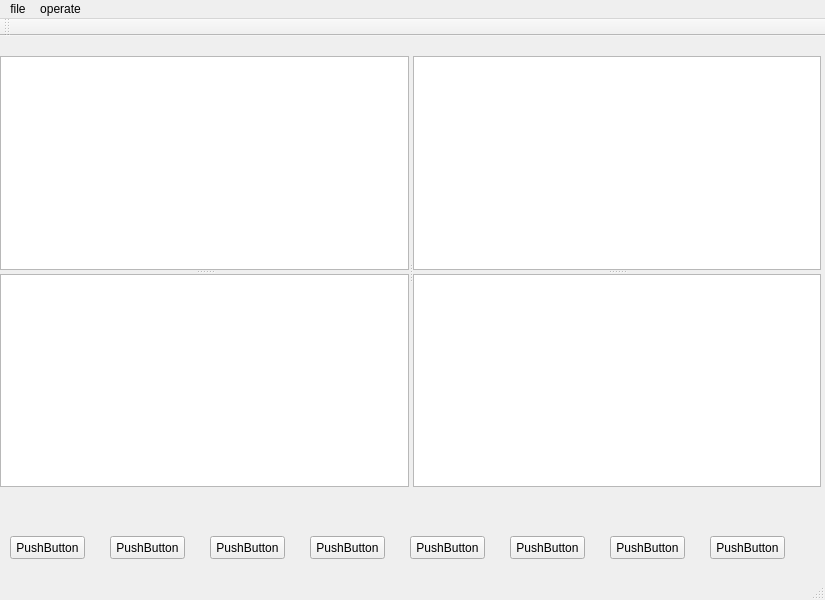
wgysarm/practiceQt, file HelloWorld/MyDIP.ui: the form before one commit.
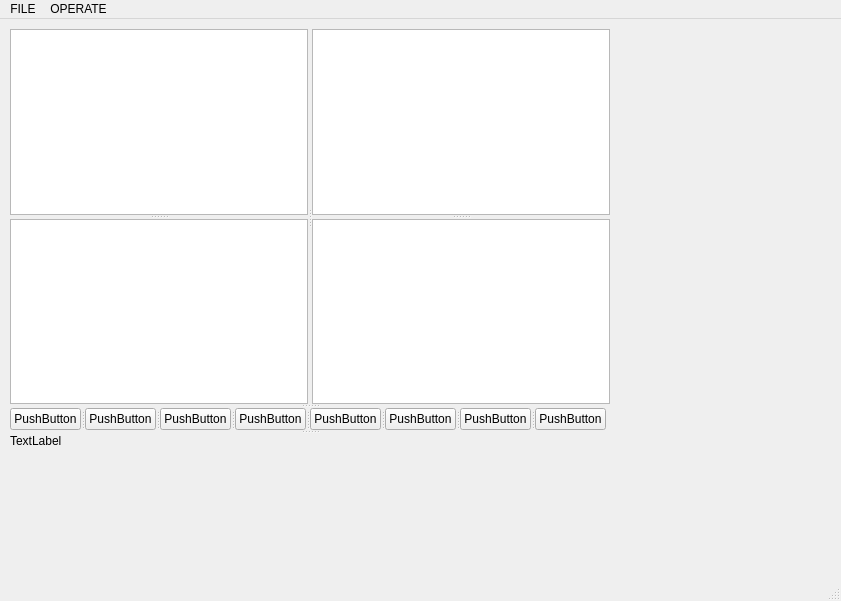
The form after the commit.

```diff
--- a/HelloWorld/MyDIP.ui
+++ b/HelloWorld/MyDIP.ui
@@ -6,152 +6,102 @@
    <rect>
     <x>0</x>
     <y>0</y>
-    <width>825</width>
-    <height>600</height>
+    <width>841</width>
+    <height>601</height>
    </rect>
   </property>
-  <property name="maximumSize">
-   <size>
-    <width>1920</width>
-    <height>1080</height>
-   </size>
-  </property>
   <property name="windowTitle">
    <string>MyDIP</string>
   </property>
-  <widget class="QWidget" name="centralWidget">
-   <widget class="QPushButton" name="pushButton_1">
+  <widget class="QWidget" name="centralwidget">
+   <widget class="QSplitter" name="splitter">
     <property name="geometry">
      <rect>
       <x>10</x>
-      <y>500</y>
-      <width>75</width>
-      <height>23</height>
-     </rect>
-    </property>
-    <property name="text">
-     <string>PushButton</string>
-    </property>
-   </widget>
-   <widget class="QPushButton" name="pushButton_2">
-    <property name="geometry">
-     <rect>
-      <x>110</x>
-      <y>500</y>
-      <width>75</width>
-      <height>23</height>
-     </rect>
-    </property>
-    <property name="text">
-     <string>PushButton</string>
-    </property>
-   </widget>
-   <widget class="QPushButton" name="pushButton_3">
-    <property name="geometry">
-     <rect>
-      <x>210</x>
-      <y>500</y>
-      <width>75</width>
-      <height>23</height>
-     </rect>
-    </property>
-    <property name="text">
-     <string>PushButton</string>
-    </property>
-   </widget>
-   <widget class="QPushButton" name="pushButton_4">
-    <property name="geometry">
-     <rect>
-      <x>310</x>
-      <y>500</y>
-      <width>75</width>
-      <height>23</height>
-     </rect>
-    </property>
-    <property name="text">
-     <string>PushButton</string>
-    </property>
-   </widget>
-   <widget class="QPushButton" name="pushButton_5">
-    <property name="geometry">
-     <rect>
-      <x>510</x>
-      <y>500</y>
-      <width>75</width>
-      <height>23</height>
-     </rect>
-    </property>
-    <property name="text">
-     <string>PushButton</string>
-    </property>
-   </widget>
-   <widget class="QPushButton" name="pushButton_6">
-    <property name="geometry">
-     <rect>
-      <x>710</x>
-      <y>500</y>
-      <width>75</width>
-      <height>23</height>
-     </rect>
-    </property>
-    <property name="text">
-     <string>PushButton</string>
-    </property>
-   </widget>
-   <widget class="QPushButton" name="pushButton_7">
-    <property name="geometry">
-     <rect>
-      <x>610</x>
-      <y>500</y>
-      <width>75</width>
-      <height>23</height>
-     </rect>
-    </property>
-    <property name="text">
-     <string>PushButton</string>
-    </property>
-   </widget>
-   <widget class="QPushButton" name="pushButton_8">
-    <property name="geometry">
-     <rect>
-      <x>410</x>
-      <y>500</y>
-      <width>75</width>
-      <height>23</height>
-     </rect>
-    </property>
-    <property name="text">
-     <string>PushButton</string>
-    </property>
-   </widget>
-   <widget class="QSplitter" name="splitter_All">
-    <property name="geometry">
-     <rect>
-      <x>0</x>
-      <y>20</y>
-      <width>821</width>
-      <height>431</height>
+      <y>10</y>
+      <width>600</width>
+      <height>419</height>
      </rect>
     </property>
     <property name="orientation">
-     <enum>Qt::Horizontal</enum>
+     <enum>Qt::Vertical</enum>
     </property>
-    <widget class="QSplitter" name="splitter_Left">
+    <widget class="QSplitter" name="splitter_Top">
      <property name="orientation">
       <enum>Qt::Vertical</enum>
      </property>
-     <widget class="QGraphicsView" name="graphicsView_Left"/>
-     <widget class="QTextBrowser" name="textBrowser_Left"/>
+     <widget class="QSplitter" name="splitter_1">
+      <property name="orientation">
+       <enum>Qt::Horizontal</enum>
+      </property>
+      <widget class="QSplitter" name="splitter_Left">
+       <property name="orientation">
+        <enum>Qt::Vertical</enum>
+       </property>
+       <widget class="QGraphicsView" name="graphicsView_Left"/>
+       <widget class="QTextBrowser" name="textBrowser_Left"/>
+      </widget>
+      <widget class="QSplitter" name="splitter_Right">
+       <property name="orientation">
+        <enum>Qt::Vertical</enum>
+       </property>
+       <property name="opaqueResize">
+        <bool>true</bool>
+       </property>
+       <widget class="QGraphicsView" name="graphicsView_Right"/>
+       <widget class="QTextBrowser" name="textBrowser_Right"/>
+      </widget>
+     </widget>
+     <widget class="QSplitter" name="splitter_2">
+      <property name="orientation">
+       <enum>Qt::Horizontal</enum>
+      </property>
+      <widget class="QPushButton" name="pushButton_1">
+       <property name="text">
+        <string>PushButton</string>
+       </property>
+      </widget>
+      <widget class="QPushButton" name="pushButton_2">
+       <property name="text">
+        <string>PushButton</string>
+       </property>
+      </widget>
+      <widget class="QPushButton" name="pushButton_3">
+       <property name="text">
+        <string>PushButton</string>
+       </property>
+      </widget>
+      <widget class="QPushButton" name="pushButton_4">
+       <property name="text">
+        <string>PushButton</string>
+       </property>
+      </widget>
+      <widget class="QPushButton" name="pushButton_8">
+       <property name="text">
+        <string>PushButton</string>
+       </property>
+      </widget>
+      <widget class="QPushButton" name="pushButton_5">
+       <property name="text">
+        <string>PushButton</string>
+       </property>
+      </widget>
+      <widget class="QPushButton" name="pushButton_7">
+       <property name="text">
+        <string>PushButton</string>
+       </property>
+      </widget>
+      <widget class="QPushButton" name="pushButton_6">
+       <property name="text">
+        <string>PushButton</string>
+       </property>
+      </widget>
+     </widget>
     </widget>
-    <widget class="QSplitter" name="splitter_Right">
-     <property name="orientation">
-      <enum>Qt::Vertical</enum>
+    <widget class="QLabel" name="labelDate">
+     <property name="text">
+      <string>TextLabel</string>
      </property>
-     <property name="opaqueResize">
-      <bool>true</bool>
-     </property>
-     <widget class="QGraphicsView" name="graphicsView_Right"/>
-     <widget class="QTextBrowser" name="textBrowser_Right"/>
     </widget>
    </widget>
   </widget>
@@ -160,13 +110,13 @@
     <rect>
      <x>0</x>
      <y>0</y>
-     <width>825</width>
+     <width>841</width>
      <height>23</height>
     </rect>
    </property>
-   <widget class="QMenu" name="menuFile">
+   <widget class="QMenu" name="menuFILE">
     <property name="title">
-     <string>file</string>
+     <string>FILE</string>
     </property>
     <addaction name="actionOpen"/>
     <addaction name="actionSave"/>
@@ -174,25 +124,17 @@
     <addaction name="actionPrint"/>
     <addaction name="actionClose"/>
    </widget>
-   <widget class="QMenu" name="menuOperate">
+   <widget class="QMenu" name="menuOPERATE">
     <property name="title">
-     <string>operate</string>
+     <string>OPERATE</string>
     </property>
     <addaction name="actionLoad"/>
     <addaction name="actionGray"/>
    </widget>
-   <addaction name="menuFile"/>
-   <addaction name="menuOperate"/>
+   <addaction name="menuFILE"/>
+   <addaction name="menuOPERATE"/>
   </widget>
-  <widget class="QToolBar" name="mainToolBar">
-   <attribute name="toolBarArea">
-    <enum>TopToolBarArea</enum>
-   </attribute>
-   <attribute name="toolBarBreak">
-    <bool>false</bool>
-   </attribute>
-  </widget>
-  <widget class="QStatusBar" name="statusBar"/>
+  <widget class="QStatusBar" name="statusbar"/>
   <action name="actionOpen">
    <property name="text">
     <string>open</string>
@@ -229,7 +171,6 @@
    </property>
   </action>
  </widget>
- <layoutdefault spacing="6" margin="11"/>
  <resources/>
  <connections/>
 </ui>
```
Left out of the diff: 18 changed lines with no effect on the pictures.
